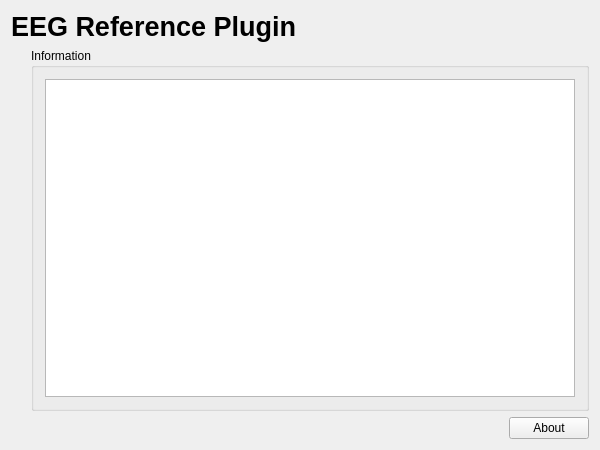
This is applications/mne_scan/plugins/reference/FormFiles/referencesetup.ui in mne-tools/mne-cpp as Qt 5 draws it before an edit. The edited form follows.
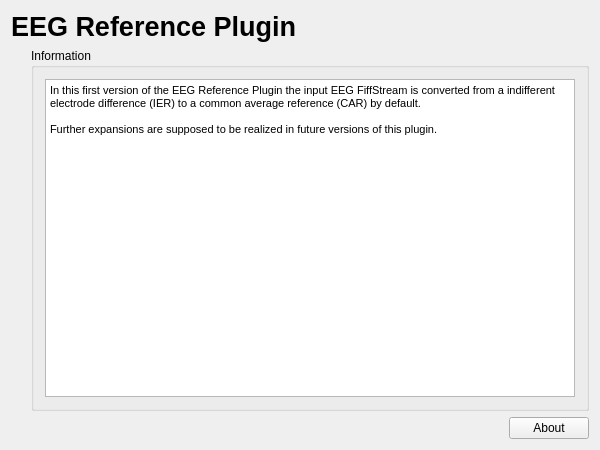
This is the edited form.

Commit message: [SC-142] prepare Reference plugin for pull request

Patch:
```diff
--- a/applications/mne_scan/plugins/reference/FormFiles/referencesetup.ui
+++ b/applications/mne_scan/plugins/reference/FormFiles/referencesetup.ui
@@ -50,7 +50,17 @@
        </property>
        <layout class="QGridLayout" name="m_qGridLayout_Information">
         <item row="0" column="0">
-         <widget class="QTextBrowser" name="m_qTextBrowser_Information"/>
+         <widget class="QTextBrowser" name="m_qTextBrowser_Information">
+          <property name="html">
+           <string>&lt;!DOCTYPE HTML PUBLIC &quot;-//W3C//DTD HTML 4.0//EN&quot; &quot;http://www.w3.org/TR/REC-html40/strict.dtd&quot;&gt;
+&lt;html&gt;&lt;head&gt;&lt;meta name=&quot;qrichtext&quot; content=&quot;1&quot; /&gt;&lt;style type=&quot;text/css&quot;&gt;
+p, li { white-space: pre-wrap; }
+&lt;/style&gt;&lt;/head&gt;&lt;body style=&quot; font-family:'MS Shell Dlg 2'; font-size:8.25pt; font-weight:400; font-style:normal;&quot;&gt;
+&lt;p style=&quot; margin-top:0px; margin-bottom:0px; margin-left:0px; margin-right:0px; -qt-block-indent:0; text-indent:0px;&quot;&gt;In this first version of the EEG Reference Plugin the input EEG FiffStream is converted from a indifferent electrode difference (IER) to a common average reference (CAR) by default.&lt;/p&gt;
+&lt;p style=&quot;-qt-paragraph-type:empty; margin-top:0px; margin-bottom:0px; margin-left:0px; margin-right:0px; -qt-block-indent:0; text-indent:0px;&quot;&gt;&lt;br /&gt;&lt;/p&gt;
+&lt;p style=&quot; margin-top:0px; margin-bottom:0px; margin-left:0px; margin-right:0px; -qt-block-indent:0; text-indent:0px;&quot;&gt;Further expansions are supposed to be realized in future versions of this plugin.&lt;/p&gt;&lt;/body&gt;&lt;/html&gt;</string>
+          </property>
+         </widget>
         </item>
        </layout>
       </widget>
```
The commit also changes 6 other files.
